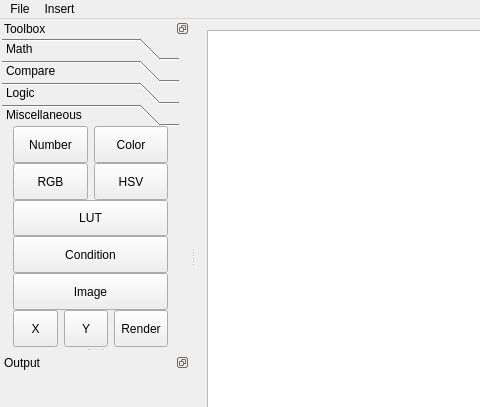
Old version of the form forms/mainwindow.ui in the repository bsella/Emergence; both pictures show x 0 to 480 and y 0 to 407 of the 641 by 493 pixel window.
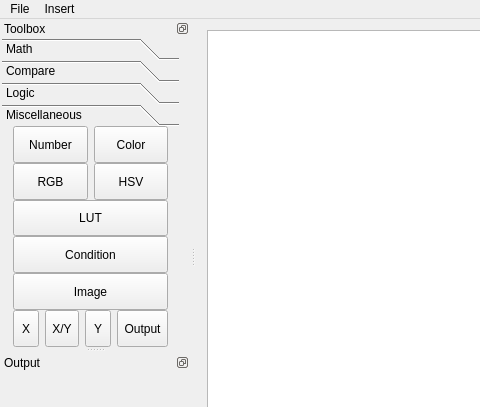
New version of the form. The open tabs and pages were chosen to show the change. Icons and pictures are not drawn. Custom widgets are drawn as their Qt base class.

```diff
--- a/forms/mainwindow.ui
+++ b/forms/mainwindow.ui
@@ -659,8 +659,8 @@
          <rect>
           <x>0</x>
           <y>0</y>
-          <width>179</width>
-          <height>221</height>
+          <width>183</width>
+          <height>207</height>
          </rect>
         </property>
         <attribute name="label">
@@ -814,6 +814,22 @@
              </property>
             </widget>
            </item>
+           <item>
+            <widget class="QToolButton" name="ratioButton">
+             <property name="sizePolicy">
+              <sizepolicy hsizetype="Expanding" vsizetype="Expanding">
+               <horstretch>0</horstretch>
+               <verstretch>0</verstretch>
+              </sizepolicy>
+             </property>
+             <property name="text">
+              <string>X/Y</string>
+             </property>
+             <property name="toolButtonStyle">
+              <enum>Qt::ToolButtonTextBesideIcon</enum>
+             </property>
+            </widget>
+           </item>
            <item>
             <widget class="QToolButton" name="yButton">
              <property name="sizePolicy">
@@ -839,7 +855,7 @@
               </sizepolicy>
              </property>
              <property name="text">
-              <string>Render</string>
+              <string>Output</string>
              </property>
              <property name="toolButtonStyle">
               <enum>Qt::ToolButtonTextBesideIcon</enum>
```
Left out of the diff: 10 changed lines with no effect on the pictures.
